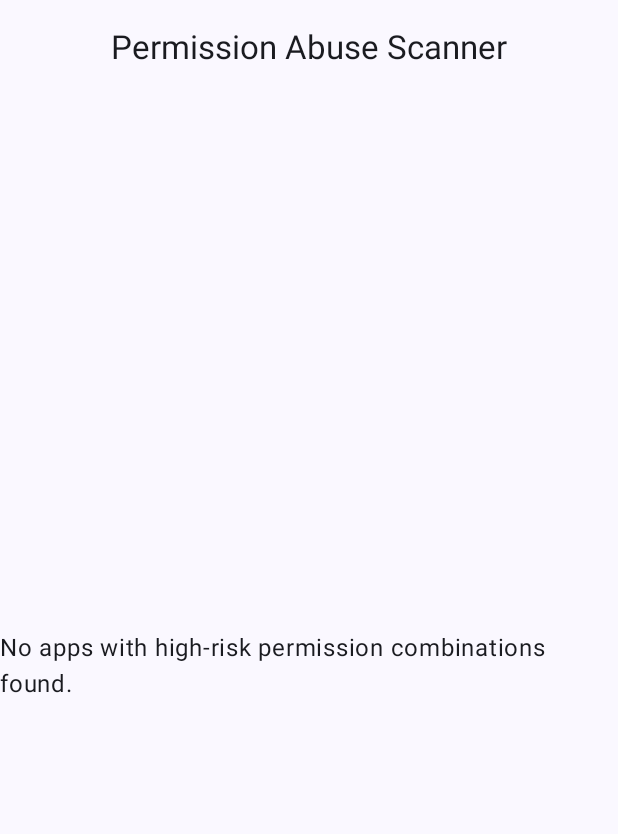
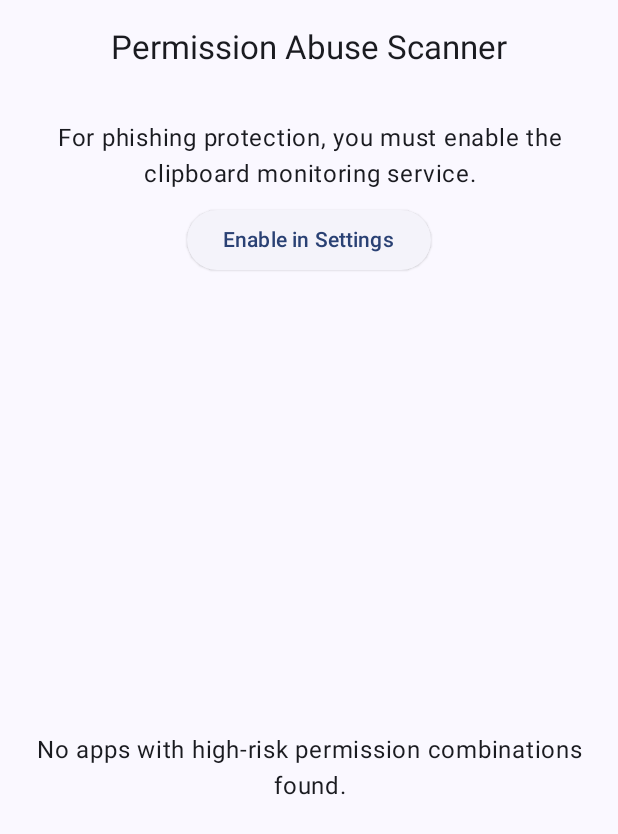
Before and after one commit to ramveerk7802/security-app, an Android app built with Jetpack Compose: the screen it shows after launch (MainActivity), on a phone screen of 412 x 824 dp. Shown: the top 834 px of the screen. Run offline under Robolectric (Android 15) with nearby library versions, the phone set to English and light mode, and no system bars; our stand-ins replace Dagger/Hilt's generated code; pictures from the network do not load.

Commit message:
Add accessibility service code but not any fire notification, some issue

```diff
--- a/app/src/main/java/com/rvcode/securityapp/screens/PermissionScannerScreen.kt
+++ b/app/src/main/java/com/rvcode/securityapp/screens/PermissionScannerScreen.kt
@@ -1,15 +1,21 @@
 package com.rvcode.securityapp.screens
 
+import android.content.Context
 import android.content.Intent
+import android.provider.Settings
 import android.util.Log
 import androidx.compose.foundation.layout.Arrangement
 import androidx.compose.foundation.layout.Box
+import androidx.compose.foundation.layout.Column
+import androidx.compose.foundation.layout.Spacer
 import androidx.compose.foundation.layout.fillMaxSize
+import androidx.compose.foundation.layout.height
 import androidx.compose.foundation.layout.padding
 import androidx.compose.foundation.lazy.LazyColumn
 import androidx.compose.foundation.lazy.items
 import androidx.compose.material3.CenterAlignedTopAppBar
 import androidx.compose.material3.CircularProgressIndicator
+import androidx.compose.material3.ElevatedButton
 import androidx.compose.material3.ExperimentalMaterial3Api
 import androidx.compose.material3.Scaffold
 import androidx.compose.material3.Text
@@ -19,13 +25,16 @@ import androidx.compose.runtime.collectAsState
 import androidx.compose.ui.Alignment
 import androidx.compose.ui.Modifier
 import androidx.compose.ui.platform.LocalContext
+import androidx.compose.ui.text.style.TextAlign
 import androidx.compose.ui.unit.dp
 import androidx.hilt.navigation.compose.hiltViewModel
 import androidx.lifecycle.compose.collectAsStateWithLifecycle
 import com.rvcode.securityapp.model.AppWithRisk
+import com.rvcode.securityapp.sevices.ClipboardAccessibilityService
 import com.rvcode.securityapp.sevices.HardwareMonitorService
 import com.rvcode.securityapp.utilitycompose.RiskyAppView
 import com.rvcode.securityapp.utilitycompose.showLoading
+import com.rvcode.securityapp.viewmodels.ClipboardViewModel
 import com.rvcode.securityapp.viewmodels.MonitoringViewModel
 import com.rvcode.securityapp.viewmodels.PermissionViewModel
 
@@ -38,6 +47,10 @@ fun PermissionScannerScreen(viewModel: PermissionViewModel = hiltViewModel()){
     val isLoading = viewModel.isLoading.collectAsState().value
 
     val monitoringViewModel: MonitoringViewModel = hiltViewModel()
+
+    val context = LocalContext.current
+    val isClipboardServiceEnable = isAccessibilityServiceEnabled(context, ClipboardAccessibilityService::class.java)
+
 
     LaunchedEffect(key1 = Unit){
         monitoringViewModel.startMonitoring()
@@ -54,44 +67,80 @@ fun PermissionScannerScreen(viewModel: PermissionViewModel = hiltViewModel()){
             )
         }
     ) {
-        Box(modifier = Modifier.fillMaxSize().padding(it),
-            contentAlignment = Alignment.Center){
-            if(isLoading){
-                showLoading()
-            }else if (riskyApps.isEmpty()){
-                Text(text = "No apps with high-risk permission combinations found.")
-            }else{
-                App(riskyApps)
+
+        Column(
+            modifier = Modifier.fillMaxSize().padding(it),
+            horizontalAlignment = Alignment.CenterHorizontally,
+//            verticalArrangement = Arrangement.Center
+
+        ) {
+            if(!isClipboardServiceEnable){
+                EnableServicePrompt()
+            }
+
+            Box(
+                modifier = Modifier.fillMaxSize(),
+                contentAlignment = Alignment.Center
+            ){
+                if(isLoading){
+                    showLoading()
+                }else if(riskyApps.isEmpty()){
+                    Text(
+                        text = "No apps with high-risk permission combinations found.",
+                        modifier = Modifier.padding(16.dp),
+                        textAlign = TextAlign.Center
+                    )
+                }else {
+                    AppList(riskyApps)
+                }
+
             }
         }
 
+    }
 
+
+
+}
+
+private fun isAccessibilityServiceEnabled(context: Context, service: Class<*>): Boolean {
+    val prefString = Settings.Secure.getString(context.contentResolver, Settings.Secure.ENABLED_ACCESSIBILITY_SERVICES)
+    return prefString != null && prefString.contains(context.packageName + "/" + service.name)
+}
+
+@Composable
+private fun AppList(riskyApps: List<AppWithRisk>) {
+    LazyColumn(
+        modifier = Modifier.fillMaxSize(),
+        horizontalAlignment = Alignment.CenterHorizontally,
+        verticalArrangement = Arrangement.spacedBy(5.dp)
+    ) {
+        items(riskyApps) { app ->
+            RiskyAppView(app = app)
+        }
     }
 }
 
 
 @Composable
-private fun App( riskyApps : List<AppWithRisk>){
-
-    LazyColumn(
-        modifier = Modifier.fillMaxSize(),
+private fun EnableServicePrompt(){
+    val context = LocalContext.current
+    Column(
+        modifier = Modifier.padding(16.dp),
         horizontalAlignment = Alignment.CenterHorizontally,
-        verticalArrangement = Arrangement.spacedBy(5.dp)
-
-    ){
-        if(riskyApps.isEmpty()){
-            item {
-                Text(
-                    text = "No apps with high-risk permission combinations found.",
-                    modifier = Modifier.padding(16.dp)
-                )
-            }
-        }
-        else{
-            items(riskyApps){app->
-                RiskyAppView(app = app)
-            }
+        verticalArrangement = Arrangement.Center
+    ) {
+        Text(
+            text = "For phishing protection, you must enable the clipboard monitoring service.",
+            textAlign = TextAlign.Center
+        )
+        Spacer(modifier = Modifier.height(8.dp))
+        ElevatedButton(onClick = {
+            // This intent takes the user directly to the Accessibility settings page
+            val intent = Intent(Settings.ACTION_ACCESSIBILITY_SETTINGS)
+            context.startActivity(intent)
+        }) {
+            Text("Enable in Settings")
         }
     }
-
 }
--- a/app/src/main/java/com/rvcode/securityapp/viewmodels/MonitoringViewModel.kt
+++ b/app/src/main/java/com/rvcode/securityapp/viewmodels/MonitoringViewModel.kt
@@ -2,7 +2,9 @@ package com.rvcode.securityapp.viewmodels
 
 import android.content.Context
 import android.content.Intent
+import android.os.Build
 import androidx.lifecycle.ViewModel
+
 import com.rvcode.securityapp.sevices.HardwareMonitorService
 import dagger.hilt.android.lifecycle.HiltViewModel
 import dagger.hilt.android.qualifiers.ApplicationContext
@@ -12,8 +14,13 @@ import javax.inject.Inject
 class MonitoringViewModel @Inject constructor(@ApplicationContext private val context: Context) : ViewModel() {
 
     fun startMonitoring() {
-        val intent = Intent(context, HardwareMonitorService::class.java)
-        context.startForegroundService(intent)
+        val serviceIntent = Intent(context, HardwareMonitorService::class.java)
+        context.startForegroundService(serviceIntent)
+//        if (Build.VERSION.SDK_INT >= Build.VERSION_CODES.O) {
+//            context.startForegroundService(serviceIntent)
+//        } else {
+//            context.stopService(serviceIntent)
+//        }
     }
 
     fun stopMonitoring() {
--- a/app/src/main/java/com/rvcode/securityapp/viewmodels/PermissionViewModel.kt
+++ b/app/src/main/java/com/rvcode/securityapp/viewmodels/PermissionViewModel.kt
@@ -32,7 +32,6 @@ class PermissionViewModel @Inject constructor(@ApplicationContext private val co
 
     fun scanForRiskyApps() {
         _isLoading.value = true
-        // ✅ CHANGED: Switched to a background thread for the heavy lifting
         viewModelScope.launch(Dispatchers.IO) {
             try {
                 val pm = context.packageManager
@@ -52,7 +51,6 @@ class PermissionViewModel @Inject constructor(@ApplicationContext private val co
                     // First, an efficient check to see if the app even requests the dangerous combo
                     if (requestedPermissions.toSet().containsAll(dangerousCombo)) {
 
-                        // ✅ CHANGED: New logic to check if all those permissions are actually GRANTED
                         val allPermissionsGranted = dangerousCombo.all { permission ->
                             pm.checkPermission(permission, packageName) == PackageManager.PERMISSION_GRANTED
                         }
@@ -63,7 +61,6 @@ class PermissionViewModel @Inject constructor(@ApplicationContext private val co
                                 AppWithRisk(
                                     appName = appName,
                                     packageName = packageName,
-                                    // ✅ CHANGED: More accurate risk description
                                     riskDescription = "This app can use the camera, record audio, and track your precise location."
                                 )
                             )
```
Also changed, not shown: app/src/main/AndroidManifest.xml (+20 -0 lines), app/src/main/java/com/rvcode/securityapp/sevices/ClipboardAccessibilityService.kt (added, +128 -0 lines), app/src/main/java/com/rvcode/securityapp/sevices/HardwareMonitorService.kt (+32 -55 lines), app/src/main/java/com/rvcode/securityapp/sevices/util/HeuristicPhishingDetector.kt (added, +82 -0 lines), app/src/main/java/com/rvcode/securityapp/sevices/util/UtilityMethod.kt (added, +70 -0 lines), app/src/main/java/com/rvcode/securityapp/viewmodels/ClipboardViewModel.kt (added, +26 -0 lines), app/src/main/res/xml/accessibility_service_config.xml (added, +9 -0 lines).
